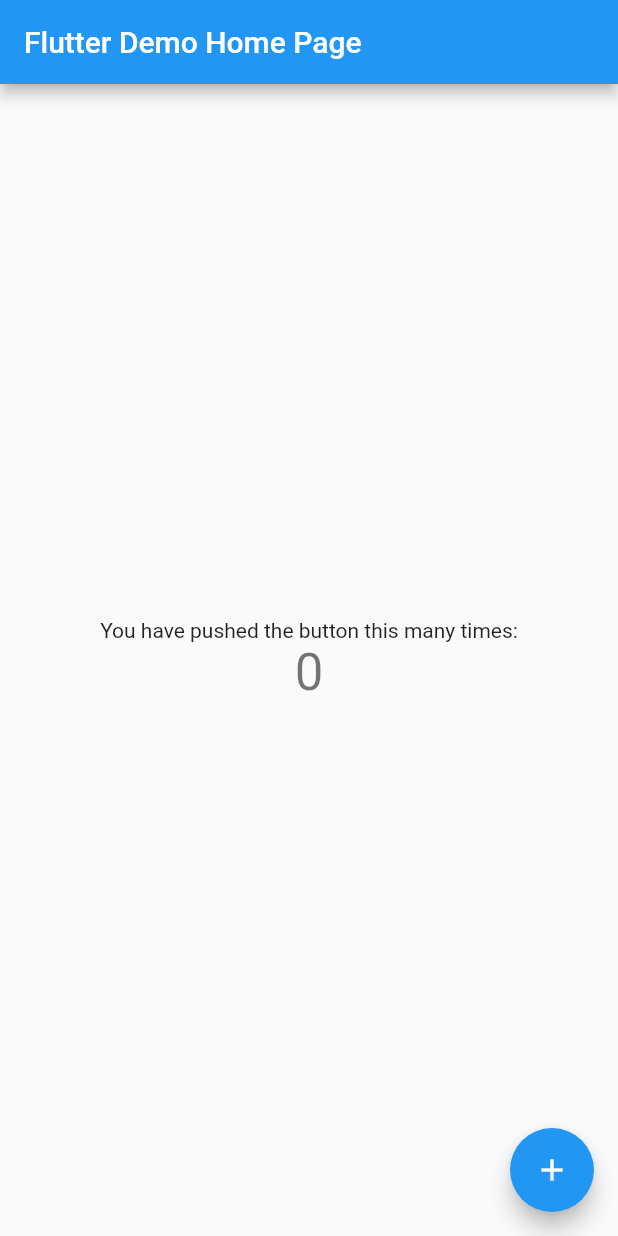
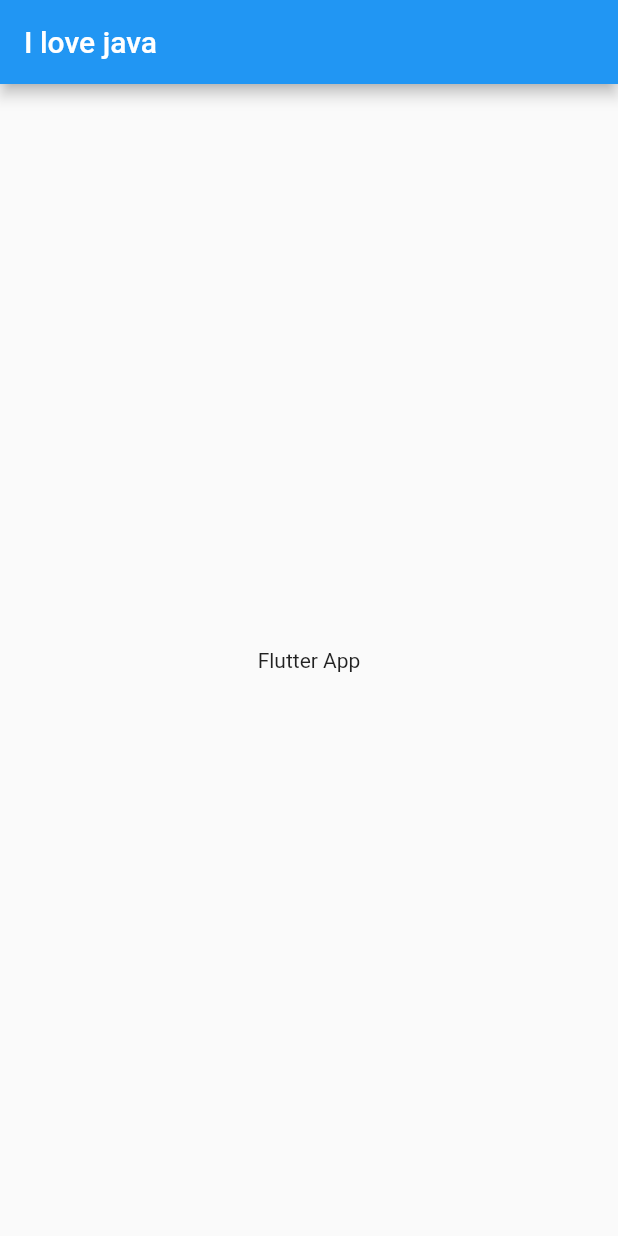
Before and after one commit to Vikash620404/awesome, a Flutter app: the screen it shows after launch, on a phone screen of 412 x 824 dp. Run offline on Flutter 3.47's test engine with Material 2 defaults, Android fonts, the phone set to English and light mode, and no system bars.

Commit message:
ch1 completed

```diff
--- a/lib/main.dart
+++ b/lib/main.dart
@@ -1,115 +1,21 @@
 import 'package:flutter/material.dart';
 
 void main() {
-  runApp(const MyApp());
+  runApp(MaterialApp(
+    title: "Awesome App",
+    home: HomePage(),
+  ));
 }
 
-class MyApp extends StatelessWidget {
-  const MyApp({Key? key}) : super(key: key);
-
-  // This widget is the root of your application.
+class HomePage extends StatelessWidget {
   @override
   Widget build(BuildContext context) {
-    return MaterialApp(
-      title: 'Flutter Demo',
-      theme: ThemeData(
-        // This is the theme of your application.
-        //
-        // Try running your application with "flutter run". You'll see the
-        // application has a blue toolbar. Then, without quitting the app, try
-        // changing the primarySwatch below to Colors.green and then invoke
-        // "hot reload" (press "r" in the console where you ran "flutter run",
-        // or simply save your changes to "hot reload" in a Flutter IDE).
-        // Notice that the counter didn't reset back to zero; the application
-        // is not restarted.
-        primarySwatch: Colors.blue,
-      ),
-      home: const MyHomePage(title: 'Flutter Demo Home Page'),
-    );
+    return Scaffold(
+        appBar: AppBar(
+          title: Text("I love java"),
+        ),
+        body: Container(
+          child: Center(child: Text("Flutter App")),
+        ));
   }
 }
-
-class MyHomePage extends StatefulWidget {
-  const MyHomePage({Key? key, required this.title}) : super(key: key);
-
-  // This widget is the home page of your application. It is stateful, meaning
-  // that it has a State object (defined below) that contains fields that affect
-  // how it looks.
-
-  // This class is the configuration for the state. It holds the values (in this
-  // case the title) provided by the parent (in this case the App widget) and
-  // used by the build method of the State. Fields in a Widget subclass are
-  // always marked "final".
-
-  final String title;
-
-  @override
-  State<MyHomePage> createState() => _MyHomePageState();
-}
-
-class _MyHomePageState extends State<MyHomePage> {
-  int _counter = 0;
-
-  void _incrementCounter() {
-    setState(() {
-      // This call to setState tells the Flutter framework that something has
-      // changed in this State, which causes it to rerun the build method below
-      // so that the display can reflect the updated values. If we changed
-      // _counter without calling setState(), then the build method would not be
-      // called again, and so nothing would appear to happen.
-      _counter++;
-    });
-  }
-
-  @override
-  Widget build(BuildContext context) {
-    // This method is rerun every time setState is called, for instance as done
-    // by the _incrementCounter method above.
-    //
-    // The Flutter framework has been optimized to make rerunning build methods
-    // fast, so that you can just rebuild anything that needs updating rather
-    // than having to individually change instances of widgets.
-    return Scaffold(
-      appBar: AppBar(
-        // Here we take the value from the MyHomePage object that was created by
-        // the App.build method, and use it to set our appbar title.
-        title: Text(widget.title),
-      ),
-      body: Center(
-        // Center is a layout widget. It takes a single child and positions it
-        // in the middle of the parent.
-        child: Column(
-          // Column is also a layout widget. It takes a list of children and
-          // arranges them vertically. By default, it sizes itself to fit its
-          // children horizontally, and tries to be as tall as its parent.
-          //
-          // Invoke "debug painting" (press "p" in the console, choose the
-          // "Toggle Debug Paint" action from the Flutter Inspector in Android
-          // Studio, or the "Toggle Debug Paint" command in Visual Studio Code)
-          // to see the wireframe for each widget.
-          //
-          // Column has various properties to control how it sizes itself and
-          // how it positions its children. Here we use mainAxisAlignment to
-          // center the children vertically; the main axis here is the vertical
-          // axis because Columns are vertical (the cross axis would be
-          // horizontal).
-          mainAxisAlignment: MainAxisAlignment.center,
-          children: <Widget>[
-            const Text(
-              'You have pushed the button this many times:',
-            ),
-            Text(
-              '$_counter',
-              style: Theme.of(context).textTheme.headline4,
-            ),
-          ],
-        ),
-      ),
-      floatingActionButton: FloatingActionButton(
-        onPressed: _incrementCounter,
-        tooltip: 'Increment',
-        child: const Icon(Icons.add),
-      ), // This trailing comma makes auto-formatting nicer for build methods.
-    );
-  }
-}
```
